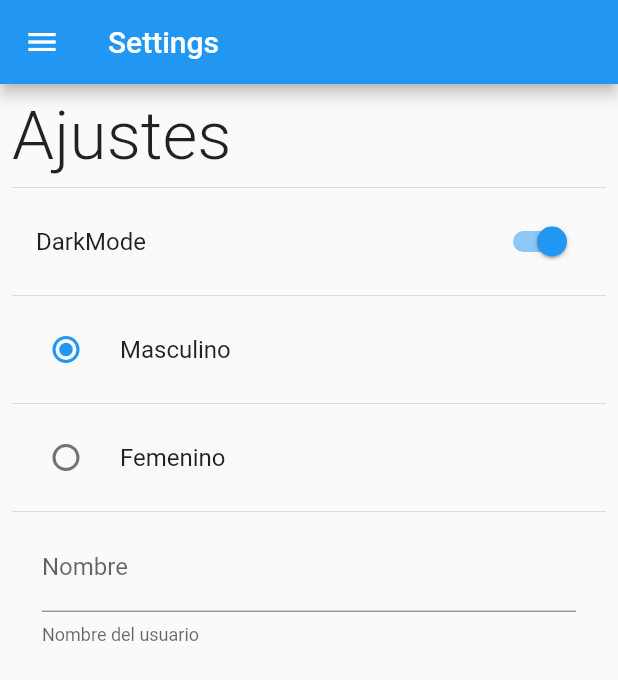
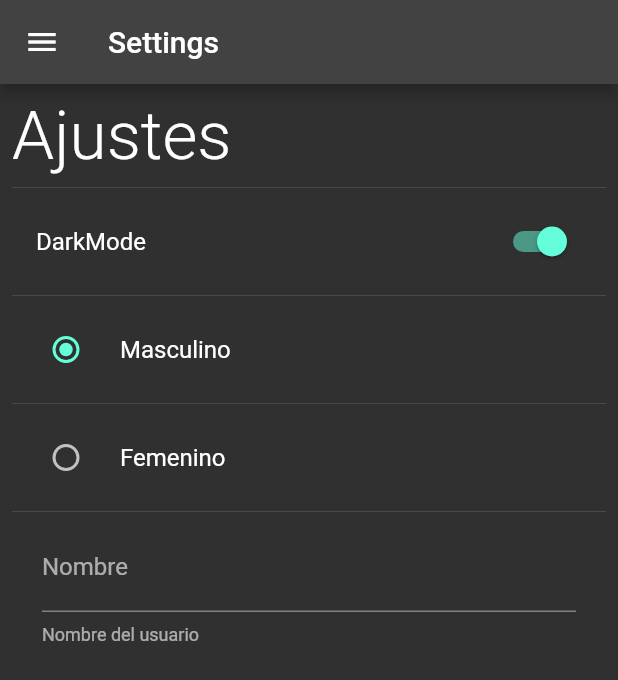
Before and after one commit to e-estrada/preferences_app, a Flutter app: the SettingsScreen screen opened by its route, after a tap on "DarkMode", on a phone screen of 412 x 824 dp. Shown: the top 680 px of the screen. Run offline on Flutter 3.47's test engine with Material 2 defaults, Android fonts, the phone set to English and light mode, and no system bars; our stand-ins replace shared_preferences; accounts and stored records are empty.

Commit message:
Cambiar el tema de forma dinámica.

```diff
--- /dev/null
+++ b/lib/providers/theme_provider.dart
@@ -0,0 +1,16 @@
+import 'package:flutter/material.dart';
+
+class ThemeProvider extends ChangeNotifier {
+  ThemeData currentTheme;
+  ThemeProvider({required bool isDarkMode}) : currentTheme = isDarkMode ? ThemeData.dark() : ThemeData.light();
+
+  setLightMode() {
+    currentTheme = ThemeData.light();
+    notifyListeners();
+  }
+
+  setDarkMode() {
+    currentTheme = ThemeData.dark();
+    notifyListeners();
+  }
+}
--- a/lib/screens/settings_scren.dart
+++ b/lib/screens/settings_scren.dart
@@ -1,6 +1,8 @@
 import 'package:flutter/material.dart';
+import 'package:preferences_app/providers/theme_provider.dart';
 import 'package:preferences_app/share_preferences/preferences.dart';
 import 'package:preferences_app/widgets/widgets.dart';
+import 'package:provider/provider.dart';
 
 class SettingsScreen extends StatefulWidget {
   static const String routeName = 'Settings';
@@ -12,7 +14,6 @@ class SettingsScreen extends StatefulWidget {
 }
 
 class _SettingsScreenState extends State<SettingsScreen> {
-
   @override
   Widget build(BuildContext context) {
     return Scaffold(
@@ -36,6 +37,10 @@ class _SettingsScreenState extends State<SettingsScreen> {
                 title: const Text('DarkMode'),
                 onChanged: (value) {
                   Preferences.isDarkMode = value;
+                  final themeProvider = Provider.of<ThemeProvider>(context, listen: false);
+                  value
+                    ? themeProvider.setDarkMode()
+                    : themeProvider.setLightMode();
                   setState(() {});
                 },
               ),
--- a/pubspec.yaml
+++ b/pubspec.yaml
@@ -37,6 +37,7 @@ dependencies:
   # Use with the CupertinoIcons class for iOS style icons.
   cupertino_icons: ^1.0.2
   shared_preferences: ^2.0.15
+  provider: ^6.0.4
 
 dev_dependencies:
   flutter_test:
```
Also changed, not shown: lib/main.dart (+11 -2 lines), pubspec.lock.
